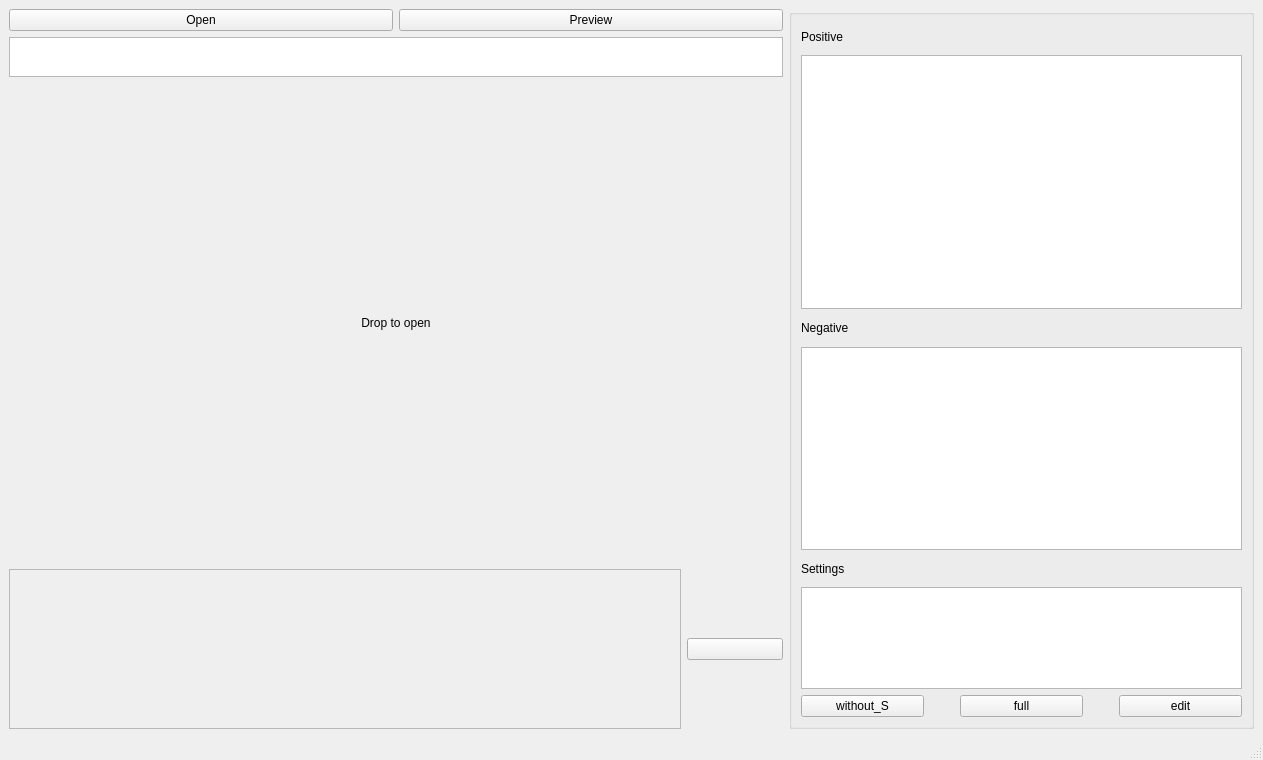
Qt form showmeprompt/untitled_main.ui (ChrisYangTW/ShowMePrompt) before a commit.
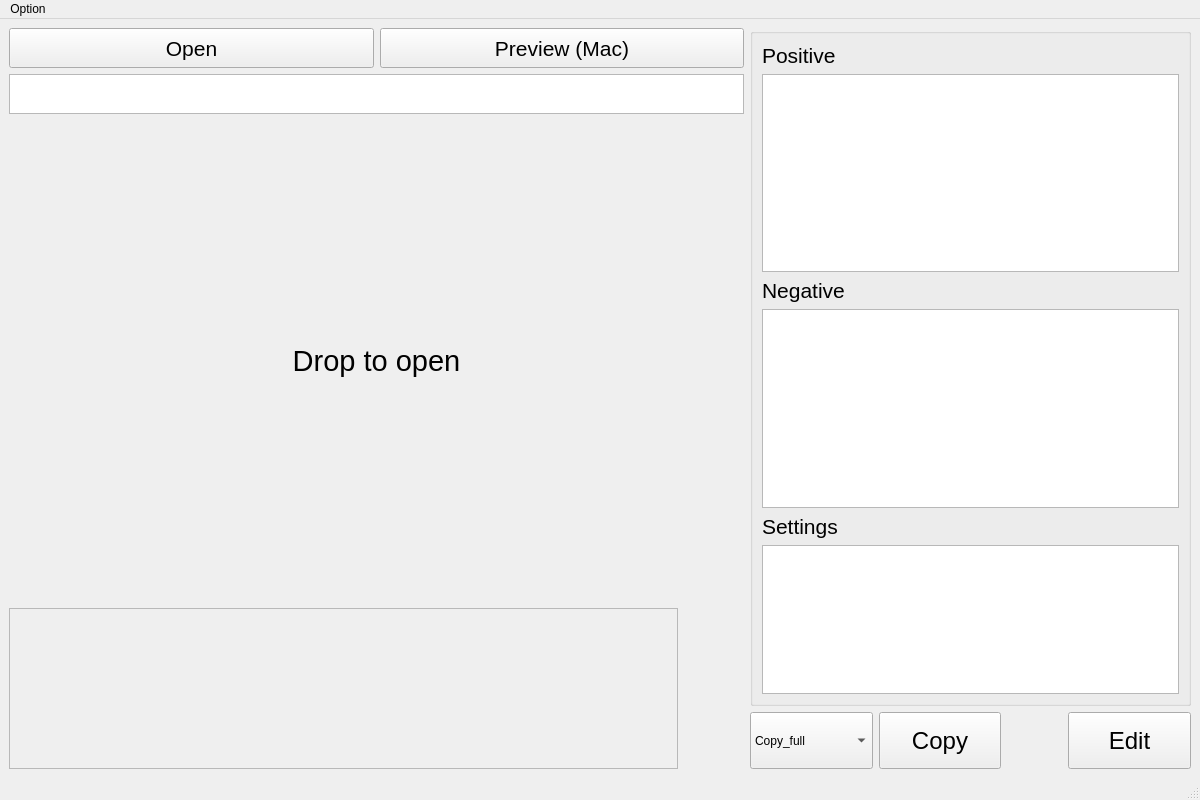
The same form after that commit.

Diff of the .ui file:
```diff
--- a/showmeprompt/untitled_main.ui
+++ b/showmeprompt/untitled_main.ui
@@ -6,29 +6,44 @@
    <rect>
     <x>0</x>
     <y>0</y>
-    <width>1263</width>
-    <height>760</height>
+    <width>1200</width>
+    <height>800</height>
    </rect>
   </property>
+  <property name="minimumSize">
+   <size>
+    <width>1200</width>
+    <height>800</height>
+   </size>
+  </property>
+  <property name="maximumSize">
+   <size>
+    <width>1200</width>
+    <height>800</height>
+   </size>
+  </property>
   <property name="windowTitle">
    <string>MainWindow</string>
   </property>
   <widget class="QWidget" name="centralwidget">
-   <layout class="QVBoxLayout" name="verticalLayout_2">
+   <layout class="QHBoxLayout" name="horizontalLayout" stretch="5,3">
     <item>
-     <layout class="QHBoxLayout" name="horizontalLayout_2" stretch="5,3">
+     <layout class="QVBoxLayout" name="left_verticalLayout" stretch="1,1,12,4">
       <item>
-       <layout class="QVBoxLayout" name="verticalLayout" stretch="2,1,12,4">
-        <item>
-         <layout class="QHBoxLayout" name="horizontalLayout">
+       <layout class="QHBoxLayout" name="open_horizontalLayout">
           <item>
            <widget class="QPushButton" name="open_file_button">
             <property name="sizePolicy">
-             <sizepolicy hsizetype="Minimum" vsizetype="Fixed">
+           <sizepolicy hsizetype="Ignored" vsizetype="Expanding">
               <horstretch>0</horstretch>
               <verstretch>0</verstretch>
              </sizepolicy>
             </property>
+          <property name="font">
+           <font>
+            <pointsize>16</pointsize>
+           </font>
+          </property>
             <property name="text">
              <string>Open</string>
             </property>
@@ -36,8 +51,19 @@
           </item>
           <item>
            <widget class="QPushButton" name="open_with_default_button">
+          <property name="sizePolicy">
+           <sizepolicy hsizetype="Ignored" vsizetype="Expanding">
+            <horstretch>0</horstretch>
+            <verstretch>0</verstretch>
+           </sizepolicy>
+          </property>
+          <property name="font">
+           <font>
+            <pointsize>16</pointsize>
+           </font>
+          </property>
             <property name="text">
-             <string>Preview</string>
+           <string>Preview (Mac)</string>
             </property>
            </widget>
           </item>
@@ -51,10 +77,35 @@
             <verstretch>0</verstretch>
            </sizepolicy>
           </property>
+        <property name="font">
+         <font>
+          <pointsize>18</pointsize>
+         </font>
+        </property>
+        <property name="styleSheet">
+         <string notr="true"/>
+        </property>
          </widget>
         </item>
         <item>
          <widget class="QLabel" name="main_image_label">
+        <property name="sizeIncrement">
+         <size>
+          <width>0</width>
+          <height>0</height>
+         </size>
+        </property>
+        <property name="baseSize">
+         <size>
+          <width>0</width>
+          <height>0</height>
+         </size>
+        </property>
+        <property name="font">
+         <font>
+          <pointsize>22</pointsize>
+         </font>
+        </property>
           <property name="acceptDrops">
            <bool>true</bool>
           </property>
@@ -81,8 +132,8 @@
               <rect>
                <x>0</x>
                <y>0</y>
-               <width>650</width>
-               <height>123</height>
+             <width>653</width>
+             <height>150</height>
               </rect>
              </property>
             </widget>
@@ -90,6 +141,27 @@
           </item>
           <item>
            <widget class="QPushButton" name="gallery_refresh_button">
+          <property name="sizePolicy">
+           <sizepolicy hsizetype="Fixed" vsizetype="Fixed">
+            <horstretch>0</horstretch>
+            <verstretch>0</verstretch>
+           </sizepolicy>
+          </property>
+          <property name="minimumSize">
+           <size>
+            <width>60</width>
+            <height>60</height>
+           </size>
+          </property>
+          <property name="maximumSize">
+           <size>
+            <width>60</width>
+            <height>60</height>
+           </size>
+          </property>
+          <property name="styleSheet">
+           <string notr="true">background-color: transparent; border: none;</string>
+          </property>
             <property name="text">
              <string/>
             </property>
@@ -99,68 +171,120 @@
         </item>
        </layout>
       </item>
+    <item>
+     <layout class="QVBoxLayout" name="right_verticalLayout" stretch="12,1">
       <item>
        <widget class="QGroupBox" name="groupBox">
         <property name="title">
          <string/>
         </property>
-        <layout class="QVBoxLayout" name="verticalLayout_3" stretch="1,10,1,8,1,4,1">
+        <layout class="QVBoxLayout" name="verticalLayout_2" stretch="1,8,1,8,1,6">
          <item>
           <widget class="QLabel" name="postive_label">
+           <property name="font">
+            <font>
+             <pointsize>16</pointsize>
+            </font>
+           </property>
+           <property name="styleSheet">
+            <string notr="true"/>
+           </property>
            <property name="text">
             <string>Positive</string>
            </property>
           </widget>
          </item>
          <item>
-          <widget class="QTextBrowser" name="positive_text_browser"/>
+          <widget class="QTextBrowser" name="positive_text_browser">
+           <property name="font">
+            <font>
+             <pointsize>16</pointsize>
+            </font>
+           </property>
+          </widget>
          </item>
          <item>
           <widget class="QLabel" name="negative_label">
+           <property name="font">
+            <font>
+             <pointsize>16</pointsize>
+            </font>
+           </property>
            <property name="text">
             <string>Negative</string>
            </property>
           </widget>
          </item>
          <item>
-          <widget class="QTextBrowser" name="negative_text_browser"/>
+          <widget class="QTextBrowser" name="negative_text_browser">
+           <property name="font">
+            <font>
+             <pointsize>16</pointsize>
+            </font>
+           </property>
+          </widget>
          </item>
          <item>
           <widget class="QLabel" name="settings_label">
+           <property name="font">
+            <font>
+             <pointsize>16</pointsize>
+            </font>
+           </property>
            <property name="text">
             <string>Settings</string>
            </property>
           </widget>
          </item>
          <item>
-          <widget class="QTextBrowser" name="settings_text_browser"/>
+          <widget class="QTextBrowser" name="settings_text_browser">
+           <property name="font">
+            <font>
+             <pointsize>16</pointsize>
+            </font>
+           </property>
+          </widget>
          </item>
+        </layout>
+       </widget>
+      </item>
          <item>
-          <layout class="QHBoxLayout" name="horizontalLayout_3" stretch="4,1,4,1,4">
+       <layout class="QHBoxLayout" name="copy_horizontalLayout" stretch="2,2,1,2">
            <item>
-            <widget class="QPushButton" name="copy_without_settings_button">
+         <widget class="QComboBox" name="copy_combo_box">
+          <property name="sizePolicy">
+           <sizepolicy hsizetype="Preferred" vsizetype="Expanding">
+            <horstretch>0</horstretch>
+            <verstretch>0</verstretch>
+           </sizepolicy>
+          </property>
+          <item>
              <property name="text">
-              <string>without_S</string>
-             </property>
-            </widget>
+            <string>Copy_full</string>
+           </property>
            </item>
            <item>
-            <spacer name="copy_horizontalSpacer">
-             <property name="orientation">
-              <enum>Qt::Horizontal</enum>
-             </property>
-             <property name="sizeHint" stdset="0">
-              <size>
-               <width>40</width>
-               <height>20</height>
-              </size>
-             </property>
-            </spacer>
-           </item>
+           <property name="text">
+            <string>Copy_no_S</string>
+           </property>
+          </item>
+         </widget>
+        </item>
            <item>
-            <widget class="QPushButton" name="copy_raw_button">
+         <widget class="QPushButton" name="copy_button">
+          <property name="sizePolicy">
+           <sizepolicy hsizetype="Ignored" vsizetype="Expanding">
+            <horstretch>0</horstretch>
+            <verstretch>0</verstretch>
+           </sizepolicy>
+          </property>
+          <property name="font">
+           <font>
+            <pointsize>18</pointsize>
+           </font>
+          </property>
              <property name="text">
-              <string>full</string>
+           <string>Copy</string>
              </property>
             </widget>
            </item>
@@ -178,16 +302,24 @@
             </spacer>
            </item>
            <item>
-            <widget class="QPushButton" name="edit_raw_button">
+         <widget class="QPushButton" name="edit_button">
+          <property name="sizePolicy">
+           <sizepolicy hsizetype="Ignored" vsizetype="Expanding">
+            <horstretch>0</horstretch>
+            <verstretch>0</verstretch>
+           </sizepolicy>
+          </property>
+          <property name="font">
+           <font>
+            <pointsize>18</pointsize>
+           </font>
+          </property>
              <property name="text">
-              <string>edit</string>
+           <string>Edit</string>
              </property>
             </widget>
            </item>
           </layout>
-         </item>
-        </layout>
-       </widget>
       </item>
      </layout>
     </item>
@@ -198,10 +330,18 @@
     <rect>
      <x>0</x>
      <y>0</y>
-     <width>1263</width>
+     <width>1200</width>
      <height>24</height>
     </rect>
    </property>
+   <widget class="QMenu" name="menuOption">
+    <property name="title">
+     <string>Option</string>
+    </property>
+    <addaction name="actionFixedSize"/>
+    <addaction name="actionUnFixedSize"/>
+   </widget>
+   <addaction name="menuOption"/>
   </widget>
   <widget class="QStatusBar" name="statusbar"/>
  </widget>
```
Left out of the diff: 17 changed lines with no effect on the pictures. Lines whose indentation alone changed are shown as unchanged.
